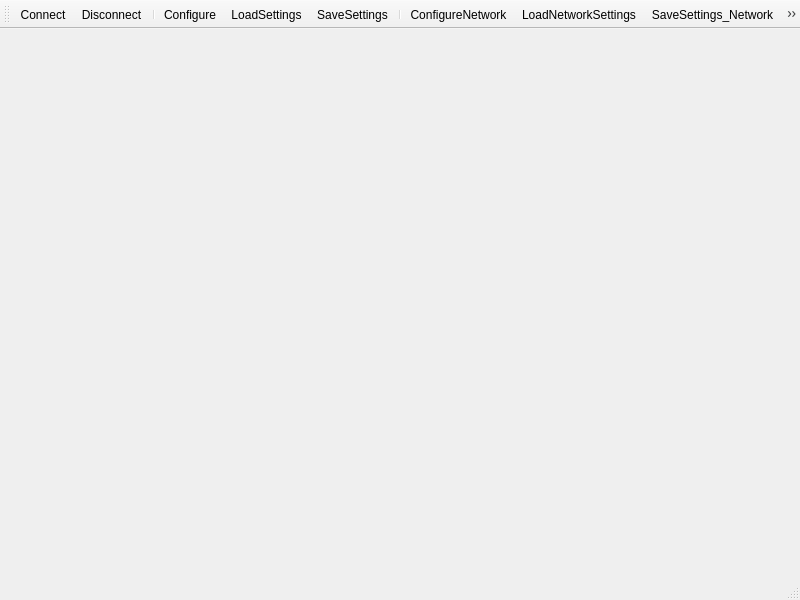
Qt form mainwindow.ui (horvathzoltan/sajatputty) before a commit.
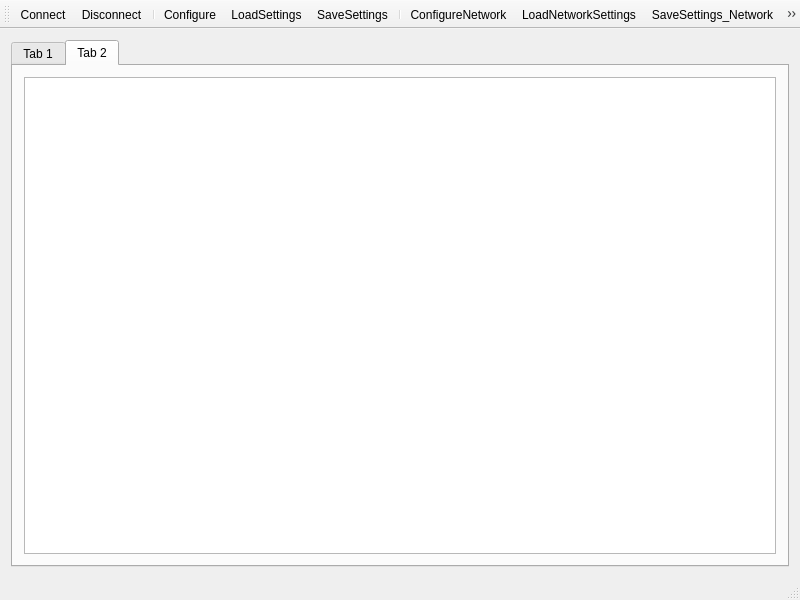
The same form after that commit. Icons and pictures are not drawn.

```diff
--- a/mainwindow.ui
+++ b/mainwindow.ui
@@ -14,7 +14,35 @@
    <string>Simple Terminal</string>
   </property>
   <widget class="QWidget" name="centralWidget">
-   <layout class="QVBoxLayout" name="verticalLayout"/>
+   <layout class="QVBoxLayout" name="verticalLayout">
+    <item>
+     <widget class="QTabWidget" name="tabWidget">
+      <property name="currentIndex">
+       <number>1</number>
+      </property>
+      <widget class="QWidget" name="tab_serial">
+       <attribute name="title">
+        <string>Tab 1</string>
+       </attribute>
+       <layout class="QVBoxLayout" name="verticalLayout_2"/>
+      </widget>
+      <widget class="QWidget" name="tab_log">
+       <attribute name="title">
+        <string>Tab 2</string>
+       </attribute>
+       <layout class="QVBoxLayout" name="verticalLayout_3">
+        <item>
+         <widget class="QPlainTextEdit" name="plainTextEdit_log">
+          <property name="textInteractionFlags">
+           <set>Qt::NoTextInteraction</set>
+          </property>
+         </widget>
+        </item>
+       </layout>
+      </widget>
+     </widget>
+    </item>
+   </layout>
   </widget>
   <widget class="QToolBar" name="mainToolBar">
    <attribute name="toolBarArea">
```
